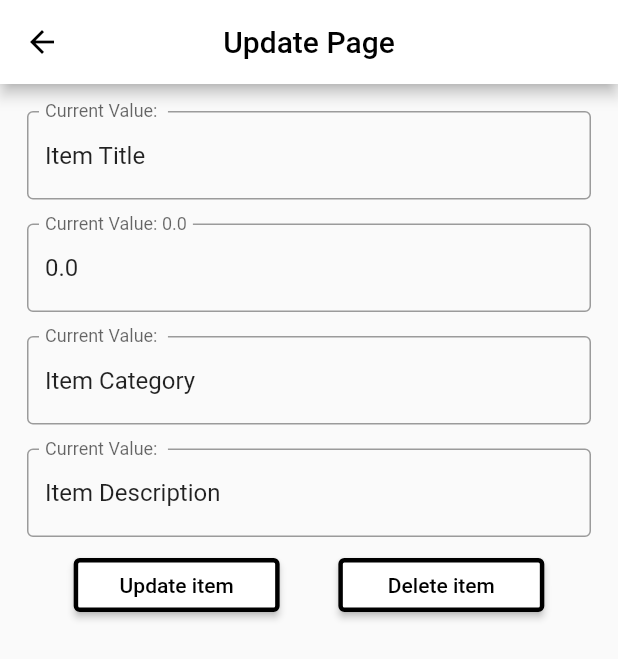
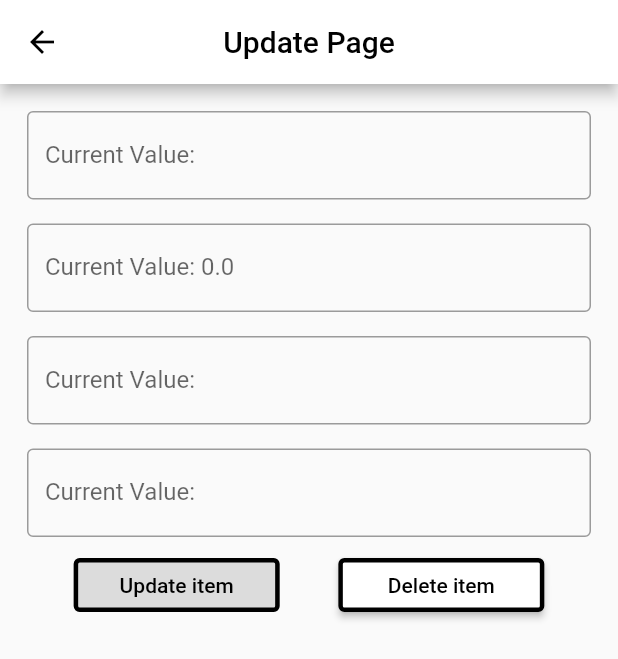
Before and after one commit to fraserwilson/PresentationApp, a Flutter app: the UpdateItem screen opened directly with empty values, on a phone screen of 412 x 824 dp. Shown: the top 659 px of the screen. Run offline on Flutter 3.47's test engine with Material 2 defaults, Android fonts, the light colour scheme and no system bars; our stand-ins replace equatable, firebase_auth, firebase_core, flutter_bloc, webview_flutter; accounts and stored records are empty.

Commit message:
correcting update screen

```diff
--- a/presentation_app/lib/crudbloc/screens/update_item_screen.dart
+++ b/presentation_app/lib/crudbloc/screens/update_item_screen.dart
@@ -16,14 +16,14 @@ class _UpdateItemState extends State<UpdateItem> {
   final priceController = TextEditingController();
   final descriptionController = TextEditingController();
   final categoryController = TextEditingController();
-  bool isValid = true;
+  bool isValid = false;
 
   @override
   void initState() {
-    titleController.text = "Item Title";
-    priceController.text = "0.0";
-    descriptionController.text = "Item Description";
-    categoryController.text = "Item Category";
+    titleController.text = "";
+    priceController.text = "";
+    descriptionController.text = "";
+    categoryController.text = "";
   }
 
   @override
@@ -202,19 +202,12 @@ class _UpdateItemState extends State<UpdateItem> {
                         width: MediaQuery.of(context).size.width / 3,
                         child: ElevatedButton(
                           onPressed: () {
-                            Products product = Products(
-                                id: updateInformation.product.id,
-                                title: titleController.text,
-                                price: double.parse(priceController.text),
-                                image: updateInformation.product.image,
-                                category: categoryController.text,
-                                description: descriptionController.text);
                             BlocProvider.of<ProductCubit>(context)
                                 .deleteProducts(
                               updateInformation.products,
                               updateInformation.productIndex,
                             );
-                            Navigator.of(context).pop(product);
+                            Navigator.of(context).pop();
                           },
                           child: Text(
                             'Delete item',
```
